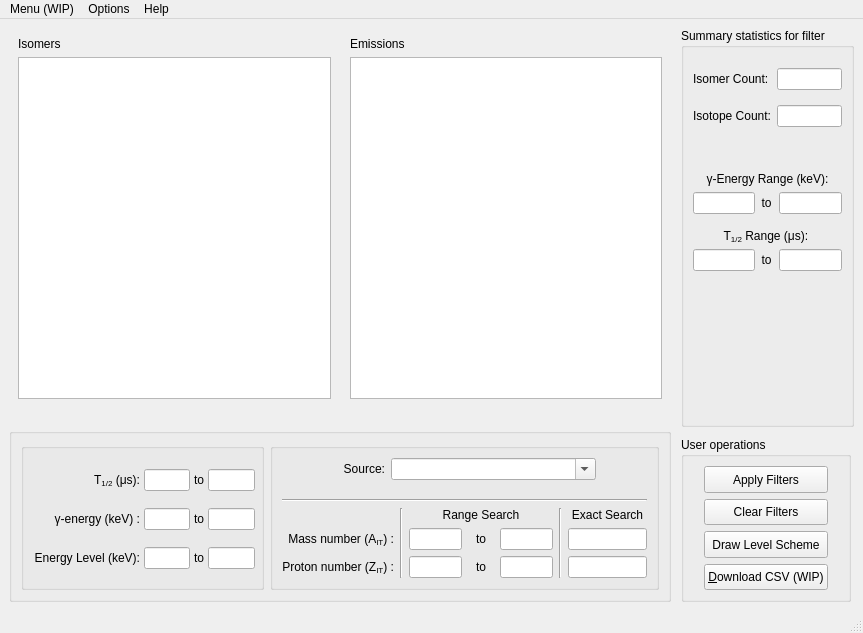
Before: the Qt Designer form w_Isomer/w_IsomerAPI.ui in LISEcute/IsomerAPI, drawn with Qt 5.
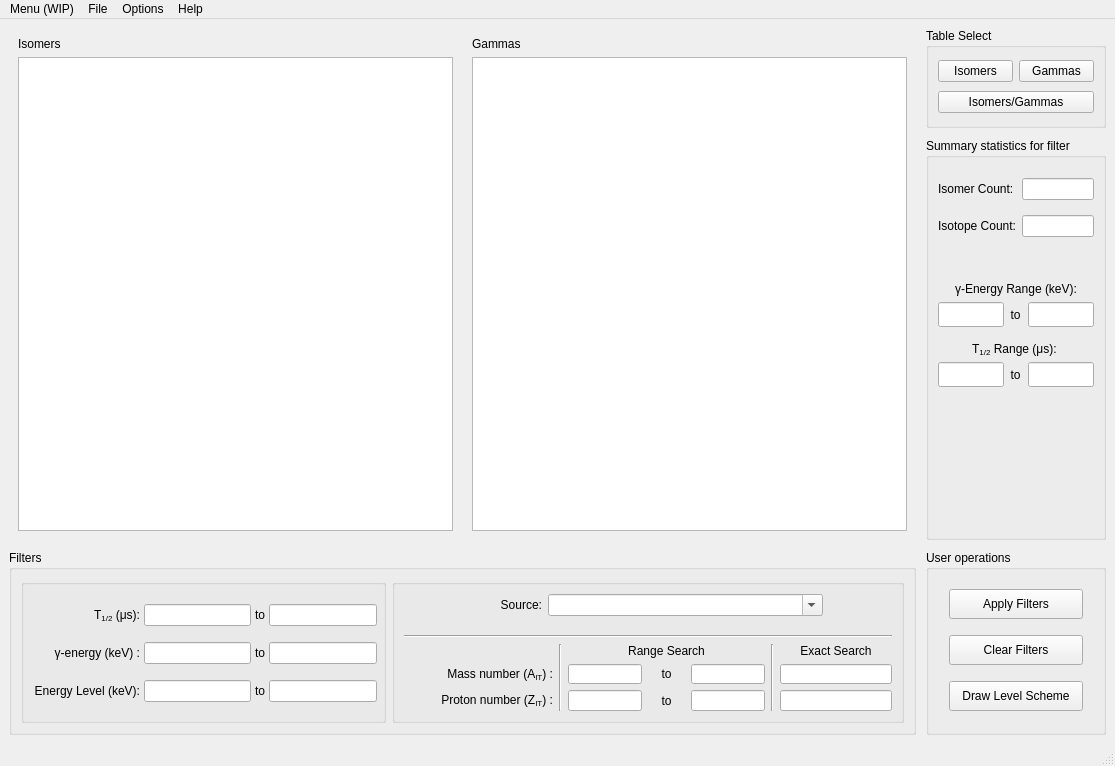
After: the same form once the commit is applied. The open tabs and pages were chosen to show the change. Icons and pictures are not drawn.

Commit message: updated clickable labels in about page, working on save system, view toggle buttons

```diff
--- a/w_Isomer/w_IsomerAPI.ui
+++ b/w_Isomer/w_IsomerAPI.ui
@@ -6,8 +6,8 @@
    <rect>
     <x>0</x>
     <y>0</y>
-    <width>863</width>
-    <height>633</height>
+    <width>1115</width>
+    <height>766</height>
    </rect>
   </property>
   <property name="windowTitle">
@@ -18,250 +18,11 @@
     <normaloff>:/icons/Icons/isomerAPI-Logo.png</normaloff>:/icons/Icons/isomerAPI-Logo.png</iconset>
   </property>
   <widget class="QWidget" name="centralwidget">
-   <layout class="QGridLayout" name="gridLayout_2" rowstretch="2,0,0">
+   <layout class="QGridLayout" name="gridLayout_2" rowstretch="2,0,0,0">
     <property name="spacing">
      <number>10</number>
     </property>
-    <item row="0" column="0">
-     <widget class="QStackedWidget" name="stackedWidget">
-      <property name="currentIndex">
-       <number>2</number>
-      </property>
-      <widget class="QWidget" name="page_Gamma">
-       <layout class="QVBoxLayout" name="verticalLayout_4">
-        <item>
-         <widget class="QLabel" name="label_22">
-          <property name="text">
-           <string>Emissions</string>
-          </property>
-         </widget>
-        </item>
-        <item>
-         <widget class="QTableView" name="tableView_GammaSolo">
-          <property name="enabled">
-           <bool>true</bool>
-          </property>
-          <property name="sizePolicy">
-           <sizepolicy hsizetype="Expanding" vsizetype="Expanding">
-            <horstretch>0</horstretch>
-            <verstretch>0</verstretch>
-           </sizepolicy>
-          </property>
-          <property name="font">
-           <font>
-            <pointsize>10</pointsize>
-           </font>
-          </property>
-          <property name="mouseTracking">
-           <bool>true</bool>
-          </property>
-          <property name="editTriggers">
-           <set>QAbstractItemView::EditTrigger::NoEditTriggers</set>
-          </property>
-          <property name="alternatingRowColors">
-           <bool>true</bool>
-          </property>
-          <property name="sortingEnabled">
-           <bool>true</bool>
-          </property>
-          <attribute name="horizontalHeaderCascadingSectionResizes">
-           <bool>false</bool>
-          </attribute>
-         </widget>
-        </item>
-       </layout>
-      </widget>
-      <widget class="QWidget" name="page_Isomer">
-       <layout class="QVBoxLayout" name="verticalLayout_3">
-        <item>
-         <widget class="QLabel" name="label_23">
-          <property name="text">
-           <string>Isomers</string>
-          </property>
-         </widget>
-        </item>
-        <item>
-         <widget class="QTableView" name="tableView_IsomerSolo">
-          <property name="enabled">
-           <bool>true</bool>
-          </property>
-          <property name="sizePolicy">
-           <sizepolicy hsizetype="Expanding" vsizetype="Expanding">
-            <horstretch>0</horstretch>
-            <verstretch>0</verstretch>
-           </sizepolicy>
-          </property>
-          <property name="font">
-           <font>
-            <pointsize>10</pointsize>
-           </font>
-          </property>
-          <property name="mouseTracking">
-           <bool>true</bool>
-          </property>
-          <property name="editTriggers">
-           <set>QAbstractItemView::EditTrigger::NoEditTriggers</set>
-          </property>
-          <property name="alternatingRowColors">
-           <bool>true</bool>
-          </property>
-          <property name="sortingEnabled">
-           <bool>true</bool>
-          </property>
-          <attribute name="horizontalHeaderCascadingSectionResizes">
-           <bool>false</bool>
-          </attribute>
-         </widget>
-        </item>
-       </layout>
-      </widget>
-      <widget class="QWidget" name="page_Split">
-       <layout class="QGridLayout" name="gridLayout_3">
-        <item row="1" column="1">
-         <spacer name="horizontalSpacer_3">
-          <property name="orientation">
-           <enum>Qt::Orientation::Horizontal</enum>
-          </property>
-          <property name="sizeType">
-           <enum>QSizePolicy::Policy::Fixed</enum>
-          </property>
-          <property name="sizeHint" stdset="0">
-           <size>
-            <width>13</width>
-            <height>20</height>
-           </size>
-          </property>
-         </spacer>
-        </item>
-        <item row="1" column="0">
-         <widget class="QTableView" name="tableView_Isomer">
-          <property name="enabled">
-           <bool>true</bool>
-          </property>
-          <property name="sizePolicy">
-           <sizepolicy hsizetype="Expanding" vsizetype="Expanding">
-            <horstretch>0</horstretch>
-            <verstretch>0</verstretch>
-           </sizepolicy>
-          </property>
-          <property name="font">
-           <font>
-            <pointsize>10</pointsize>
-           </font>
-          </property>
-          <property name="mouseTracking">
-           <bool>true</bool>
-          </property>
-          <property name="editTriggers">
-           <set>QAbstractItemView::EditTrigger::NoEditTriggers</set>
-          </property>
-          <property name="alternatingRowColors">
-           <bool>true</bool>
-          </property>
-          <property name="sortingEnabled">
-           <bool>true</bool>
-          </property>
-          <attribute name="horizontalHeaderCascadingSectionResizes">
-           <bool>false</bool>
-          </attribute>
-         </widget>
-        </item>
-        <item row="1" column="2">
-         <widget class="QTableView" name="tableView_Gammas">
-          <property name="enabled">
-           <bool>true</bool>
-          </property>
-          <property name="sizePolicy">
-           <sizepolicy hsizetype="Expanding" vsizetype="Expanding">
-            <horstretch>0</horstretch>
-            <verstretch>0</verstretch>
-           </sizepolicy>
-          </property>
-          <property name="font">
-           <font>
-            <pointsize>10</pointsize>
-           </font>
-          </property>
-          <property name="mouseTracking">
-           <bool>true</bool>
-          </property>
-          <property name="editTriggers">
-           <set>QAbstractItemView::EditTrigger::NoEditTriggers</set>
-          </property>
-          <property name="alternatingRowColors">
-           <bool>true</bool>
-          </property>
-          <property name="sortingEnabled">
-           <bool>true</bool>
-          </property>
-          <attribute name="horizontalHeaderCascadingSectionResizes">
-           <bool>false</bool>
-          </attribute>
-         </widget>
-        </item>
-        <item row="0" column="0">
-         <widget class="QLabel" name="label_7">
-          <property name="text">
-           <string>Isomers</string>
-          </property>
-         </widget>
-        </item>
-        <item row="0" column="2">
-         <widget class="QLabel" name="label_10">
-          <property name="text">
-           <string>Emissions</string>
-          </property>
-         </widget>
-        </item>
-       </layout>
-      </widget>
-      <widget class="QWidget" name="page_Dev">
-       <layout class="QVBoxLayout" name="verticalLayout_5">
-        <item>
-         <widget class="QLabel" name="label_24">
-          <property name="text">
-           <string>Dev Table</string>
-          </property>
-         </widget>
-        </item>
-        <item>
-         <widget class="QTableView" name="tableView_Dev">
-          <property name="enabled">
-           <bool>true</bool>
-          </property>
-          <property name="sizePolicy">
-           <sizepolicy hsizetype="Expanding" vsizetype="Expanding">
-            <horstretch>0</horstretch>
-            <verstretch>0</verstretch>
-           </sizepolicy>
-          </property>
-          <property name="font">
-           <font>
-            <pointsize>10</pointsize>
-           </font>
-          </property>
-          <property name="mouseTracking">
-           <bool>true</bool>
-          </property>
-          <property name="editTriggers">
-           <set>QAbstractItemView::EditTrigger::NoEditTriggers</set>
-          </property>
-          <property name="alternatingRowColors">
-           <bool>true</bool>
-          </property>
-          <property name="sortingEnabled">
-           <bool>true</bool>
-          </property>
-          <attribute name="horizontalHeaderCascadingSectionResizes">
-           <bool>false</bool>
-          </attribute>
-         </widget>
-        </item>
-       </layout>
-      </widget>
-     </widget>
-    </item>
-    <item row="0" column="3" rowspan="3">
+    <item row="1" column="3" rowspan="3">
      <layout class="QVBoxLayout" name="verticalLayout_2" stretch="0,2">
       <property name="spacing">
        <number>10</number>
@@ -272,11 +33,23 @@
       <item>
        <widget class="QGroupBox" name="gb_summaryStats">
         <property name="sizePolicy">
-         <sizepolicy hsizetype="Preferred" vsizetype="Preferred">
-          <horstretch>173</horstretch>
+         <sizepolicy hsizetype="Fixed" vsizetype="MinimumExpanding">
+          <horstretch>0</horstretch>
           <verstretch>0</verstretch>
          </sizepolicy>
         </property>
+        <property name="minimumSize">
+         <size>
+          <width>180</width>
+          <height>288</height>
+         </size>
+        </property>
+        <property name="maximumSize">
+         <size>
+          <width>180</width>
+          <height>16777215</height>
+         </size>
+        </property>
         <property name="title">
          <string>Summary statistics for filter</string>
         </property>
@@ -374,6 +147,12 @@
                  <verstretch>0</verstretch>
                 </sizepolicy>
                </property>
+               <property name="minimumSize">
+                <size>
+                 <width>0</width>
+                 <height>25</height>
+                </size>
+               </property>
                <property name="baseSize">
                 <size>
                  <width>0</width>
@@ -409,6 +188,12 @@
                  <verstretch>0</verstretch>
                 </sizepolicy>
                </property>
+               <property name="minimumSize">
+                <size>
+                 <width>0</width>
+                 <height>25</height>
+                </size>
+               </property>
                <property name="baseSize">
                 <size>
                  <width>0</width>
@@ -480,6 +265,12 @@
                  <verstretch>0</verstretch>
                 </sizepolicy>
                </property>
+               <property name="minimumSize">
+                <size>
+                 <width>0</width>
+                 <height>25</height>
+                </size>
+               </property>
                <property name="baseSize">
                 <size>
                  <width>0</width>
@@ -515,6 +306,12 @@
                  <verstretch>0</verstretch>
                 </sizepolicy>
                </property>
+               <property name="minimumSize">
+                <size>
+                 <width>0</width>
+                 <height>25</height>
+                </size>
+               </property>
                <property name="baseSize">
                 <size>
                  <width>0</width>
@@ -539,7 +336,7 @@
             <enum>Qt::Orientation::Vertical</enum>
            </property>
            <property name="sizeType">
-            <enum>QSizePolicy::Policy::Fixed</enum>
+            <enum>QSizePolicy::Policy::Preferred</enum>
            </property>
            <property name="sizeHint" stdset="0">
             <size>
@@ -599,7 +396,7 @@
             <enum>Qt::Orientation::Vertical</enum>
            </property>
            <property name="sizeType">
-            <enum>QSizePolicy::Policy::Fixed</enum>
+            <enum>QSizePolicy::Policy::Preferred</enum>
            </property>
            <property name="sizeHint" stdset="0">
             <size>
@@ -618,21 +415,21 @@
          <bool>true</bool>
         </property>
         <property name="sizePolicy">
-         <sizepolicy hsizetype="Maximum" vsizetype="Preferred">
+         <sizepolicy hsizetype="Fixed" vsizetype="Fixed">
           <horstretch>0</horstretch>
           <verstretch>0</verstretch>
          </sizepolicy>
         </property>
         <property name="minimumSize">
          <size>
-          <width>0</width>
-          <height>0</height>
+          <width>180</width>
+          <height>185</height>
          </size>
         </property>
         <property name="maximumSize">
          <size>
-          <width>16777215</width>
-          <height>165</height>
+          <width>180</width>
+          <height>185</height>
          </size>
         </property>
         <property name="baseSize">
@@ -708,39 +505,47 @@
            </property>
           </widget>
          </item>
-         <item>
-          <widget class="QPushButton" name="pb_downloadCSV">
-           <property name="sizePolicy">
-            <sizepolicy hsizetype="Preferred" vsizetype="Preferred">
-             <horstretch>0</horstretch>
-             <verstretch>0</verstretch>
-            </sizepolicy>
-           </property>
-           <property name="maximumSize">
-            <size>
-             <width>16777215</width>
-             <height>30</height>
-            </size>
-           </property>
-           <property name="text">
-            <string>&amp;Download CSV (WIP)</string>
-           </property>
-          </widget>
-         </item>
         </layout>
        </widget>
       </item>
      </layout>
     </item>
-    <item row="2" column="0">
+    <item row="3" column="0">
      <widget class="QGroupBox" name="gb_tableFilters">
+      <property name="sizePolicy">
+       <sizepolicy hsizetype="Preferred" vsizetype="Fixed">
+        <horstretch>0</horstretch>
+        <verstretch>0</verstretch>
+       </sizepolicy>
+      </property>
+      <property name="minimumSize">
+       <size>
+        <width>0</width>
+        <height>185</height>
+       </size>
+      </property>
+      <property name="maximumSize">
+       <size>
+        <width>16777215</width>
+        <height>185</height>
+       </size>
+      </property>
+      <property name="baseSize">
+       <size>
+        <width>0</width>
+        <height>165</height>
+       </size>
+      </property>
       <property name="title">
-       <string/>
+       <string>Filters</string>
       </property>
       <property name="flat">
        <bool>false</bool>
       </property>
       <layout class="QHBoxLayout" name="horizontalLayout">
+       <property name="sizeConstraint">
+        <enum>QLayout::SizeConstraint::SetDefaultConstraint</enum>
+       </property>
        <item>
         <widget class="QGroupBox" name="groupBox">
          <property name="layoutDirection">
@@ -1101,6 +906,331 @@
       </layout>
      </widget>
     </item>
+    <item row="0" column="3">
+     <widget class="QGroupBox" name="groupBox_2">
+      <property name="sizePolicy">
+       <sizepolicy hsizetype="Fixed" vsizetype="Fixed">
+        <horstretch>0</horstretch>
+        <verstretch>0</verstretch>
+       </sizepolicy>
+      </property>
+      <property name="minimumSize">
+       <size>
+        <width>180</width>
+        <height>100</height>
+       </size>
+      </property>
+      <property name="maximumSize">
+       <size>
+        <width>180</width>
+        <height>100</height>
+       </size>
+      </property>
+      <property name="baseSize">
+       <size>
+        <width>3</width>
+        <height>0</height>
+       </size>
+      </property>
+      <property name="title">
+       <string>Table Select</string>
+      </property>
+      <layout class="QVBoxLayout" name="verticalLayout_6">
+       <item>
+        <layout class="QHBoxLayout" name="horizontalLayout_5">
+         <item>
+          <widget class="QPushButton" name="pb_isomers_view">
+           <property name="text">
+            <string>Isomers</string>
+           </property>
+           <property name="checkable">
+            <bool>true</bool>
+           </property>
+           <property name="autoExclusive">
+            <bool>true</bool>
+           </property>
+          </widget>
+         </item>
+         <item>
+          <widget class="QPushButton" name="pb_gammas_view">
+           <property name="text">
+            <string>Gammas</string>
+           </property>
+           <property name="checkable">
+            <bool>true</bool>
+           </property>
+           <property name="autoExclusive">
+            <bool>true</bool>
+           </property>
+          </widget>
+         </item>
+        </layout>
+       </item>
+       <item>
+        <widget class="QPushButton" name="pb_isomers_gammas_view">
+         <property name="text">
+          <string>Isomers/Gammas</string>
+         </property>
+         <property name="checkable">
+          <bool>true</bool>
+         </property>
+         <property name="autoExclusive">
+          <bool>true</bool>
+         </property>
+         <property name="flat">
+          <bool>false</bool>
+         </property>
+        </widget>
+       </item>
+      </layout>
+     </widget>
+    </item>
+    <item row="0" column="0" rowspan="3">
+     <widget class="QStackedWidget" name="stackedWidget">
+      <property name="sizePolicy">
+       <sizepolicy hsizetype="Preferred" vsizetype="Expanding">
+        <horstretch>0</horstretch>
+        <verstretch>0</verstretch>
+       </sizepolicy>
+      </property>
+      <property name="currentIndex">
+       <number>3</number>
+      </property>
+      <widget class="QWidget" name="page_Gamma">
+       <layout class="QVBoxLayout" name="verticalLayout_4">
+        <item>
+         <widget class="QLabel" name="label_22">
+          <property name="text">
+           <string>Gammas</string>
+          </property>
+         </widget>
+        </item>
+        <item>
+         <widget class="QTableView" name="tableView_GammaSolo">
+          <property name="enabled">
+           <bool>true</bool>
+          </property>
+          <property name="sizePolicy">
+           <sizepolicy hsizetype="Expanding" vsizetype="Expanding">
+            <horstretch>0</horstretch>
+            <verstretch>0</verstretch>
+           </sizepolicy>
+          </property>
+          <property name="font">
+           <font>
+            <pointsize>10</pointsize>
+           </font>
+          </property>
+          <property name="mouseTracking">
+           <bool>true</bool>
+          </property>
+          <property name="editTriggers">
+           <set>QAbstractItemView::EditTrigger::NoEditTriggers</set>
+          </property>
+          <property name="alternatingRowColors">
+           <bool>true</bool>
+          </property>
+          <property name="sortingEnabled">
+           <bool>true</bool>
+          </property>
+          <attribute name="horizontalHeaderCascadingSectionResizes">
+           <bool>false</bool>
+          </attribute>
+         </widget>
+        </item>
+       </layout>
+      </widget>
+      <widget class="QWidget" name="page_Isomer">
+       <layout class="QVBoxLayout" name="verticalLayout_3">
+        <item>
+         <widget class="QLabel" name="label_23">
+          <property name="text">
+           <string>Isomers</string>
+          </property>
+         </widget>
+        </item>
+        <item>
+         <widget class="QTableView" name="tableView_IsomerSolo">
+          <property name="enabled">
+           <bool>true</bool>
+          </property>
+          <property name="sizePolicy">
+           <sizepolicy hsizetype="Expanding" vsizetype="Expanding">
+            <horstretch>0</horstretch>
+            <verstretch>0</verstretch>
+           </sizepolicy>
+          </property>
+          <property name="font">
+           <font>
+            <pointsize>10</pointsize>
+           </font>
+          </property>
+          <property name="mouseTracking">
+           <bool>true</bool>
+          </property>
+          <property name="editTriggers">
+           <set>QAbstractItemView::EditTrigger::NoEditTriggers</set>
+          </property>
+          <property name="alternatingRowColors">
+           <bool>true</bool>
+          </property>
+          <property name="sortingEnabled">
+           <bool>true</bool>
+          </property>
+          <attribute name="horizontalHeaderCascadingSectionResizes">
+           <bool>false</bool>
+          </attribute>
+         </widget>
+        </item>
+       </layout>
+      </widget>
+      <widget class="QWidget" name="page_Split">
+       <layout class="QGridLayout" name="gridLayout_3">
+        <item row="0" column="2">
+         <widget class="QLabel" name="label_10">
+          <property name="text">
+           <string>Gammas</string>
+          </property>
+         </widget>
+        </item>
+        <item row="0" column="0">
+         <widget class="QLabel" name="label_7">
+          <property name="text">
+           <string>Isomers</string>
+          </property>
+         </widget>
+        </item>
+        <item row="1" column="1">
+         <spacer name="horizontalSpacer_3">
+          <property name="orientation">
+           <enum>Qt::Orientation::Horizontal</enum>
+          </property>
+          <property name="sizeType">
+           <enum>QSizePolicy::Policy::Fixed</enum>
+          </property>
+          <property name="sizeHint" stdset="0">
+           <size>
+            <width>13</width>
+            <height>20</height>
+           </size>
+          </property>
+         </spacer>
+        </item>
+        <item row="1" column="2">
+         <widget class="QTableView" name="tableView_Gammas">
+          <property name="enabled">
+           <bool>true</bool>
+          </property>
+          <property name="sizePolicy">
+           <sizepolicy hsizetype="Expanding" vsizetype="Expanding">
+            <horstretch>0</horstretch>
+            <verstretch>0</verstretch>
+           </sizepolicy>
+          </property>
+          <property name="font">
+           <font>
+            <pointsize>10</pointsize>
+           </font>
+          </property>
+          <property name="mouseTracking">
+           <bool>true</bool>
+          </property>
+          <property name="editTriggers">
+           <set>QAbstractItemView::EditTrigger::NoEditTriggers</set>
+          </property>
+          <property name="alternatingRowColors">
+           <bool>true</bool>
+          </property>
+          <property name="sortingEnabled">
+           <bool>true</bool>
+          </property>
+          <attribute name="horizontalHeaderCascadingSectionResizes">
+           <bool>false</bool>
+          </attribute>
+         </widget>
+        </item>
+        <item row="1" column="0">
+         <widget class="QTableView" name="tableView_Isomer">
+          <property name="enabled">
+           <bool>true</bool>
+          </property>
+          <property name="sizePolicy">
+           <sizepolicy hsizetype="Expanding" vsizetype="Expanding">
+            <horstretch>0</horstretch>
+            <verstretch>0</verstretch>
+           </sizepolicy>
+          </property>
+          <property name="font">
+           <font>
+            <pointsize>10</pointsize>
+            <bold>false</bold>
+           </font>
+          </property>
+          <property name="mouseTracking">
+           <bool>true</bool>
+          </property>
+          <property name="editTriggers">
+           <set>QAbstractItemView::EditTrigger::NoEditTriggers</set>
+          </property>
+          <property name="alternatingRowColors">
+           <bool>true</bool>
+          </property>
+          <property name="sortingEnabled">
+           <bool>true</bool>
+          </property>
+          <attribute name="horizontalHeaderCascadingSectionResizes">
+           <bool>false</bool>
+          </attribute>
+         </widget>
+        </item>
+       </layout>
+      </widget>
+      <widget class="QWidget" name="page_Dev">
+       <layout class="QVBoxLayout" name="verticalLayout_5">
+        <item>
+         <widget class="QLabel" name="label_24">
+          <property name="text">
+           <string>Dev Table</string>
+          </property>
+         </widget>
+        </item>
+        <item>
+         <widget class="QTableView" name="tableView_Dev">
+          <property name="enabled">
+           <bool>true</bool>
+          </property>
+          <property name="sizePolicy">
+           <sizepolicy hsizetype="Expanding" vsizetype="Expanding">
+            <horstretch>0</horstretch>
+            <verstretch>0</verstretch>
+           </sizepolicy>
+          </property>
+          <property name="font">
+           <font>
+            <pointsize>10</pointsize>
+           </font>
+          </property>
+          <property name="mouseTracking">
+           <bool>true</bool>
+          </property>
+          <property name="editTriggers">
+           <set>QAbstractItemView::EditTrigger::NoEditTriggers</set>
+          </property>
+          <property name="alternatingRowColors">
+           <bool>true</bool>
+          </property>
+          <property name="sortingEnabled">
+           <bool>true</bool>
+          </property>
+          <attribute name="horizontalHeaderCascadingSectionResizes">
+           <bool>false</bool>
+          </attribute>
+         </widget>
+        </item>
+       </layout>
+      </widget>
+     </widget>
+    </item>
    </layout>
   </widget>
   <widget class="QMenuBar" name="menubar">
@@ -1108,7 +1238,7 @@
     <rect>
      <x>0</x>
      <y>0</y>
-     <width>863</width>
+     <width>1115</width>
      <height>21</height>
     </rect>
    </property>
@@ -1139,7 +1269,14 @@
     </widget>
     <addaction name="menuView_Select"/>
    </widget>
+   <widget class="QMenu" name="menuFile">
+    <property name="title">
+     <string>File</string>
+    </property>
+    <addaction name="actionSave_As"/>
+   </widget>
    <addaction name="menumy_menu"/>
+   <addaction name="menuFile"/>
    <addaction name="menuOptions_WIP"/>
    <addaction name="menuabout_page"/>
   </widget>
```
Left out of the diff: 12 changed lines with no effect on the pictures. The commit also changes 16 other files.
